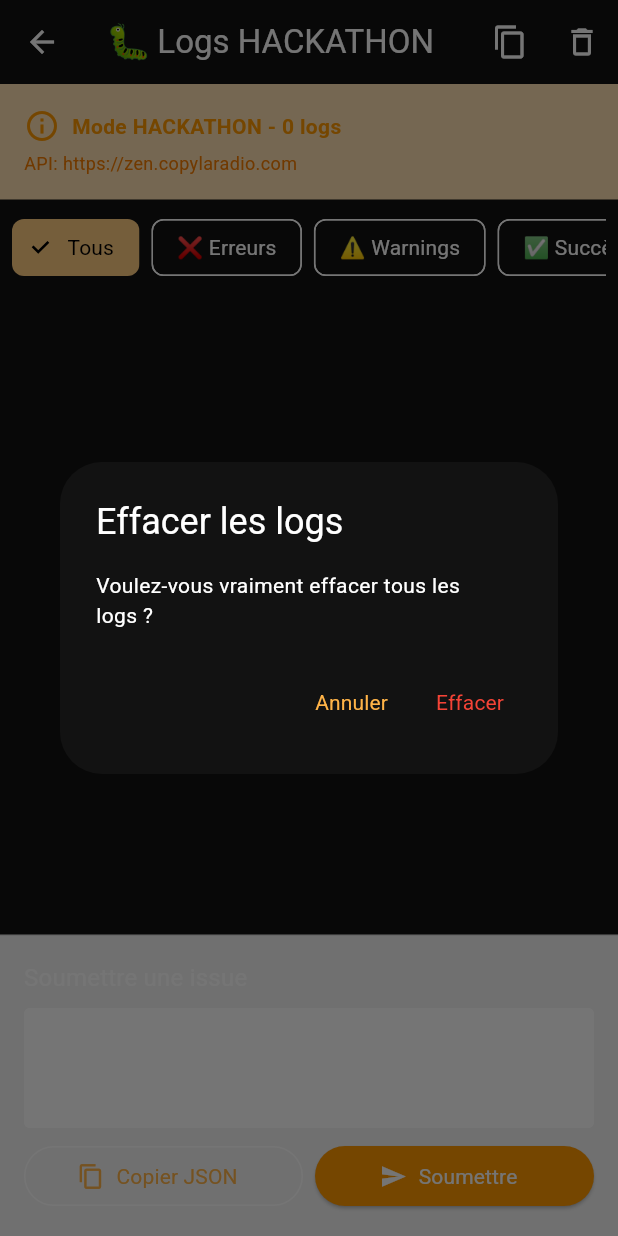
After one commit to papiche/troczen, a Flutter app: the LogsScreen screen opened directly, after a tap on the "delete outline" icon, on a phone screen of 412 x 824 dp. The commit adds this screen. Run offline on Flutter 3.47's test engine with Material 3 defaults, Android fonts, the phone set to English and light mode, and no system bars; our stand-ins replace audioplayers, cached_network_image, fl_chart, flutter_secure_storage, hex, image_picker and 2 more; missing offline and left inert: bech32, bip39, bs58, mobile_scanner, nfc_manager, pinenacl and 1 more; accounts and stored records are empty; network calls fail.

Commit message:
HACKATHON

````diff
--- /dev/null
+++ b/troczen/lib/screens/logs_screen.dart
@@ -0,0 +1,375 @@
+import 'package:flutter/material.dart';
+import 'package:flutter/services.dart';
+import '../services/logger_service.dart';
+import '../config/app_config.dart';
+
+/// Écran d'accès aux logs pour le mode HACKATHON
+/// Permet de visualiser, exporter et soumettre les logs à l'API
+class LogsScreen extends StatefulWidget {
+  const LogsScreen({super.key});
+
+  @override
+  State<LogsScreen> createState() => _LogsScreenState();
+}
+
+class _LogsScreenState extends State<LogsScreen> {
+  List<LogEntry> _logs = [];
+  String _selectedLevel = 'all';
+  bool _isSubmitting = false;
+  final TextEditingController _issueController = TextEditingController();
+
+  @override
+  void initState() {
+    super.initState();
+    _loadLogs();
+  }
+
+  void _loadLogs() {
+    setState(() {
+      if (_selectedLevel == 'all') {
+        _logs = Logger.getLogs();
+      } else {
+        _logs = Logger.getLogsByLevel(_selectedLevel);
+      }
+    });
+  }
+
+  Future<void> _copyLogsToClipboard() async {
+    final logsText = Logger.exportLogsText();
+    await Clipboard.setData(ClipboardData(text: logsText));
+    if (mounted) {
+      ScaffoldMessenger.of(context).showSnackBar(
+        const SnackBar(
+          content: Text('📋 Logs copiés dans le presse-papier'),
+          backgroundColor: Colors.green,
+        ),
+      );
+    }
+  }
+
+  Future<void> _submitLogsToApi() async {
+    if (_issueController.text.isEmpty) {
+      ScaffoldMessenger.of(context).showSnackBar(
+        const SnackBar(
+          content: Text('⚠️ Veuillez décrire l\'issue'),
+          backgroundColor: Colors.orange,
+        ),
+      );
+      return;
+    }
+
+    setState(() => _isSubmitting = true);
+
+    try {
+      final success = await Logger.submitLogsToApi(
+        issueDescription: _issueController.text,
+      );
+
+      if (mounted) {
+        if (success) {
+          ScaffoldMessenger.of(context).showSnackBar(
+            const SnackBar(
+              content: Text('✅ Logs soumis avec succès à l\'API'),
+              backgroundColor: Colors.green,
+            ),
+          );
+          _issueController.clear();
+        } else {
+          ScaffoldMessenger.of(context).showSnackBar(
+            const SnackBar(
+              content: Text('❌ Erreur lors de la soumission des logs'),
+              backgroundColor: Colors.red,
+            ),
+          );
+        }
+      }
+    } finally {
+      if (mounted) {
+        setState(() => _isSubmitting = false);
+      }
+    }
+  }
+
+  void _clearLogs() {
+    showDialog(
+      context: context,
+      builder: (context) => AlertDialog(
+        title: const Text('Effacer les logs'),
+        content: const Text('Voulez-vous vraiment effacer tous les logs ?'),
+        actions: [
+          TextButton(
+            onPressed: () => Navigator.pop(context),
+            child: const Text('Annuler'),
+          ),
+          TextButton(
+            onPressed: () {
+              Logger.clearLogs();
+              _loadLogs();
+              Navigator.pop(context);
+              ScaffoldMessenger.of(context).showSnackBar(
+                const SnackBar(
+                  content: Text('🗑️ Logs effacés'),
+                  backgroundColor: Colors.blue,
+                ),
+              );
+            },
+            child: const Text('Effacer', style: TextStyle(color: Colors.red)),
+          ),
+        ],
+      ),
+    );
+  }
+
+  @override
+  Widget build(BuildContext context) {
+    return Scaffold(
+      appBar: AppBar(
+        title: const Text('🐛 Logs HACKATHON'),
+        actions: [
+          IconButton(
+            icon: const Icon(Icons.copy),
+            tooltip: 'Copier les logs',
+            onPressed: _copyLogsToClipboard,
+          ),
+          IconButton(
+            icon: const Icon(Icons.delete_outline),
+            tooltip: 'Effacer les logs',
+            onPressed: _clearLogs,
+          ),
+        ],
+      ),
+      body: Column(
+        children: [
+          // En-tête info
+          Container(
+            width: double.infinity,
+            padding: const EdgeInsets.all(16),
+            color: Colors.orange.shade100,
+            child: Column(
+              crossAxisAlignment: CrossAxisAlignment.start,
+              children: [
+                Row(
+                  children: [
+                    const Icon(Icons.info_outline, color: Colors.orange),
+                    const SizedBox(width: 8),
+                    Text(
+                      'Mode HACKATHON - ${Logger.logCount} logs',
+                      style: const TextStyle(
+                        fontWeight: FontWeight.bold,
+                        color: Colors.orange,
+                      ),
+                    ),
+                  ],
+                ),
+                const SizedBox(height: 4),
+                Text(
+                  'API: ${AppConfig.defaultApiUrl}',
+                  style: TextStyle(
+                    fontSize: 12,
+                    color: Colors.orange.shade700,
+                  ),
+                ),
+              ],
+            ),
+          ),
+
+          // Filtres
+          Padding(
+            padding: const EdgeInsets.all(8),
+            child: SingleChildScrollView(
+              scrollDirection: Axis.horizontal,
+              child: Row(
+                children: [
+                  _buildFilterChip('all', 'Tous'),
+                  const SizedBox(width: 8),
+                  _buildFilterChip('error', '❌ Erreurs'),
+                  const SizedBox(width: 8),
+                  _buildFilterChip('warn', '⚠️ Warnings'),
+                  const SizedBox(width: 8),
+                  _buildFilterChip('success', '✅ Succès'),
+                  const SizedBox(width: 8),
+                  _buildFilterChip('info', 'ℹ️ Info'),
+                  const SizedBox(width: 8),
+                  _buildFilterChip('debug', '🔍 Debug'),
+                ],
+              ),
+            ),
+          ),
+
+          // Liste des logs
+          Expanded(
+            child: _logs.isEmpty
+                ? const Center(
+                    child: Text(
+                      'Aucun log à afficher',
+                      style: TextStyle(color: Colors.grey),
+                    ),
+                  )
+                : ListView.builder(
+                    itemCount: _logs.length,
+                    itemBuilder: (context, index) {
+                      final log = _logs[_logs.length - 1 - index]; // Inverser l'ordre
+                      return _buildLogTile(log);
+                    },
+                  ),
+          ),
+
+          // Zone de soumission
+          Container(
+            padding: const EdgeInsets.all(16),
+            decoration: BoxDecoration(
+              color: Colors.grey.shade100,
+              border: Border(
+                top: BorderSide(color: Colors.grey.shade300),
+              ),
+            ),
+            child: Column(
+              crossAxisAlignment: CrossAxisAlignment.stretch,
+              children: [
+                Text(
+                  'Soumettre une issue',
+                  style: Theme.of(context).textTheme.titleMedium,
+                ),
+                const SizedBox(height: 8),
+                TextField(
+                  controller: _issueController,
+                  decoration: const InputDecoration(
+                    hintText: 'Décrivez le problème rencontré...',
+                    border: OutlineInputBorder(),
+                    filled: true,
+                    fillColor: Colors.white,
+                  ),
+                  maxLines: 2,
+                ),
+                const SizedBox(height: 8),
+                Row(
+                  children: [
+                    Expanded(
+                      child: OutlinedButton.icon(
+                        onPressed: _copyLogsToClipboard,
+                        icon: const Icon(Icons.copy),
+                        label: const Text('Copier JSON'),
+                      ),
+                    ),
+                    const SizedBox(width: 8),
+                    Expanded(
+                      child: ElevatedButton.icon(
+                        onPressed: _isSubmitting ? null : _submitLogsToApi,
+                        icon: _isSubmitting
+                            ? const SizedBox(
+                                width: 16,
+                                height: 16,
+                                child: CircularProgressIndicator(
+                                  strokeWidth: 2,
+                                  color: Colors.white,
+                                ),
+                              )
+                            : const Icon(Icons.send),
+                        label: Text(_isSubmitting ? 'Envoi...' : 'Soumettre'),
+                        style: ElevatedButton.styleFrom(
+                          backgroundColor: Colors.orange,
+                          foregroundColor: Colors.white,
+                        ),
+                      ),
+                    ),
+                  ],
+                ),
+              ],
+            ),
+          ),
+        ],
+      ),
+    );
+  }
+
+  Widget _buildFilterChip(String level, String label) {
+    final isSelected = _selectedLevel == level;
+    return FilterChip(
+      label: Text(label),
+      selected: isSelected,
+      onSelected: (selected) {
+        setState(() {
+          _selectedLevel = level;
+          _loadLogs();
+        });
+      },
+      selectedColor: Colors.orange.shade200,
+    );
+  }
+
+  Widget _buildLogTile(LogEntry log) {
+    Color bgColor;
+    switch (log.level) {
+      case 'error':
+        bgColor = Colors.red.shade50;
+        break;
+      case 'warn':
+        bgColor = Colors.orange.shade50;
+        break;
+      case 'success':
+        bgColor = Colors.green.shade50;
+        break;
+      case 'info':
+        bgColor = Colors.blue.shade50;
+        break;
+      default:
+        bgColor = Colors.grey.shade50;
+    }
+
+    return Container(
+      margin: const EdgeInsets.symmetric(horizontal: 8, vertical: 2),
+      padding: const EdgeInsets.all(8),
+      decoration: BoxDecoration(
+        color: bgColor,
+        borderRadius: BorderRadius.circular(4),
+        border: Border.all(color: Colors.grey.shade300),
+      ),
+      child: Column(
+        crossAxisAlignment: CrossAxisAlignment.start,
+        children: [
+          Row(
+            children: [
+              Text(
+                log.timestamp.toIso8601String().split('T').last,
+                style: TextStyle(
+                  fontSize: 10,
+                  color: Colors.grey.shade600,
+                  fontFamily: 'monospace',
+                ),
+              ),
+              const SizedBox(width: 8),
+              Container(
+                padding: const EdgeInsets.symmetric(horizontal: 4, vertical: 1),
+                decoration: BoxDecoration(
+                  color: Colors.grey.shade300,
+                  borderRadius: BorderRadius.circular(2),
+                ),
+                child: Text(
+                  log.tag,
+                  style: const TextStyle(
+                    fontSize: 10,
+                    fontWeight: FontWeight.bold,
+                  ),
+                ),
+              ),
+            ],
+          ),
+          const SizedBox(height: 4),
+          Text(
+            log.message,
+            style: const TextStyle(
+              fontSize: 12,
+              fontFamily: 'monospace',
+            ),
+          ),
+        ],
+      ),
+    );
+  }
+
+  @override
+  void dispose() {
+    _issueController.dispose();
+    super.dispose();
+  }
+}
--- a/troczen/lib/services/logger_service.dart
+++ b/troczen/lib/services/logger_service.dart
@@ -1,12 +1,29 @@
+import 'dart:convert';
 import 'package:flutter/foundation.dart';
 import 'storage_service.dart';
+import 'feedback_service.dart';
 
 /// Service de log centralisé qui conditionne l'affichage des logs
 /// au mode DEBUG (marché "HACKATHON") ou au mode debug Flutter.
+///
+/// En mode HACKATHON:
+/// - Les logs sont stockés en mémoire pour export ultérieur
+/// - Un accès facile aux logs est disponible via getLogs() et exportLogs()
+/// - Les logs peuvent être transmis via /api/feedback pour soumission d'issues
 class Logger {
   static final StorageService _storage = StorageService();
+  static final FeedbackService _feedbackService = FeedbackService(
+    baseUrl: 'https://zen.copylaradio.com',
+  );
+
   static bool _isDebugMode = false;
   static bool _initialized = false;
+
+  /// Buffer circulaire pour stocker les logs en mode HACKATHON
+  static final List<LogEntry> _logBuffer = [];
+
+  /// Taille maximale du buffer de logs (en nombre d'entrées)
+  static const int _maxBufferSize = 1000;
 
   /// Vérifie si le mode HACKATHON est actif
   /// Doit être appelé au démarrage de l'application ou dans les vues principales
@@ -20,6 +37,8 @@ class Logger {
 
       if (_isDebugMode) {
         debugPrint('🐛 MODE DEBUG ACTIVÉ (Marché: HACKATHON) 🐛');
+        debugPrint('📋 Les logs sont stockés en mémoire et peuvent être exportés');
+        _addLog('SYSTEM', 'Mode HACKATHON activé - Logs en mémoire activés', 'info');
       }
     } catch (e) {
       // En cas d'erreur, on reste en mode non-debug
@@ -33,6 +52,7 @@ class Logger {
     _initialized = true;
     if (enabled) {
       debugPrint('🐛 MODE DEBUG FORCÉ 🐛');
+      _addLog('SYSTEM', 'Mode debug forcé', 'info');
     }
   }
 
@@ -40,16 +60,136 @@ class Logger {
   static void reset() {
     _isDebugMode = false;
     _initialized = false;
+    _logBuffer.clear();
   }
 
   /// Vérifie si le mode debug est actif
   static bool get isDebugMode => _isDebugMode || kDebugMode;
+
+  /// Retourne le nombre de logs stockés
+  static int get logCount => _logBuffer.length;
+
+  /// Retourne tous les logs stockés
+  static List<LogEntry> getLogs() => List.unmodifiable(_logBuffer);
+
+  /// Retourne les logs filtrés par niveau
+  static List<LogEntry> getLogsByLevel(String level) {
+    return _logBuffer.where((log) => log.level == level).toList();
+  }
+
+  /// Retourne les logs filtrés par tag
+  static List<LogEntry> getLogsByTag(String tag) {
+    return _logBuffer.where((log) => log.tag == tag).toList();
+  }
+
+  /// Exporte les logs au format JSON
+  static String exportLogsJson() {
+    final logs = _logBuffer.map((log) => log.toJson()).toList();
+    return jsonEncode({
+      'exportTime': DateTime.now().toIso8601String(),
+      'hackathonMode': _isDebugMode,
+      'logCount': logs.length,
+      'logs': logs,
+    });
+  }
+
+  /// Exporte les logs au format texte lisible
+  static String exportLogsText() {
+    final buffer = StringBuffer();
+    buffer.writeln('=== TROCZEN LOG EXPORT ===');
+    buffer.writeln('Export Time: ${DateTime.now().toIso8601String()}');
+    buffer.writeln('Hackathon Mode: $_isDebugMode');
+    buffer.writeln('Log Count: ${_logBuffer.length}');
+    buffer.writeln('==========================');
+    buffer.writeln();
+
+    for (final log in _logBuffer) {
+      buffer.writeln(log.toString());
+    }
+
+    return buffer.toString();
+  }
+
+  /// Transmet les logs à l'API pour soumission d'issue via /api/feedback
+  /// Utilise le FeedbackService existant pour créer une issue GitHub
+  /// Retourne true si la transmission a réussi
+  static Future<bool> submitLogsToApi({String? issueDescription}) async {
+    if (!_isDebugMode) {
+      warn('Logger', 'Tentative de soumission de logs hors mode HACKATHON');
+      return false;
+    }
+
+    try {
+      // Construire la description avec les logs
+      final logsPreview = _logBuffer.take(50).toList();
+      final logsText = logsPreview.map((log) => log.toString()).join('\n');
+
+      final fullDescription = '''$issueDescription
+
+---
+### Logs récents (${_logBuffer.length} au total)
+
+```
+$logsText
+${_logBuffer.length > 50 ? '\n... et ${_logBuffer.length - 50} logs supplémentaires' : ''}
+```
+
+---
+*Soumis depuis le mode HACKATHON de TrocZen*
+''';
+
+      // Utiliser le FeedbackService existant
+      final result = await _feedbackService.reportBug(
+        title: '[HACKATHON] Issue avec logs',
+        description: fullDescription,
+        appVersion: '1.0.9',
+        platform: defaultTargetPlatform.name,
+      );
+
+      if (result.success) {
+        success('Logger', 'Logs transmis avec succès - Issue #${result.issueNumber}');
+        return true;
+      } else {
+        error('Logger', 'Échec de transmission des logs', result.error);
+        return false;
+      }
+    } catch (e) {
+      error('Logger', 'Erreur lors de la transmission des logs', e);
+      return false;
+    }
+  }
+
+  /// Efface le buffer de logs
+  static void clearLogs() {
+    _logBuffer.clear();
+    log('Logger', 'Buffer de logs effacé');
+  }
+
+  /// Ajoute un log au buffer (mode HACKATHON uniquement)
+  static void _addLog(String tag, String message, String level) {
+    if (!_isDebugMode) return;
+
+    final entry = LogEntry(
+      timestamp: DateTime.now(),
+      tag: tag,
+      message: message,
+      level: level,
+    );
+
+    // Gestion du buffer circulaire
+    if (_logBuffer.length >= _maxBufferSize) {
+      _logBuffer.removeAt(0);
+    }
+
+    _logBuffer.add(entry);
+  }
 
   /// Log standard - affiché uniquement en mode debug
   static void log(String tag, String message) {
     if (_isDebugMode || kDebugMode) {
       final time = DateTime.now().toIso8601String().split('T').last;
       debugPrint('[$time][$tag] $message');
+      _addLog(tag, message, 'log');
     }
   }
 
@@ -58,12 +198,14 @@ class Logger {
     final time = DateTime.now().toIso8601String().split('T').last;
     final errorMsg = error != null ? ' | Error: $error' : '';
     debugPrint('❌ [$time][$tag] $message$errorMsg');
+    _addLog(tag, '$message$errorMsg', 'error');
   }
 
   /// Log d'avertissement - toujours affiché
   static void warn(String tag, String message) {
     final time = DateTime.now().toIso8601String().split('T').last;
     debugPrint('⚠️ [$time][$tag] $message');
+    _addLog(tag, message, 'warn');
   }
 
   /// Log de succès - affiché uniquement en mode debug
@@ -71,6 +213,7 @@ class Logger {
     if (_isDebugMode || kDebugMode) {
       final time = DateTime.now().toIso8601String().split('T').last;
       debugPrint('✅ [$time][$tag] $message');
+      _addLog(tag, message, 'success');
     }
   }
 
@@ -79,6 +222,7 @@ class Logger {
     if (_isDebugMode || kDebugMode) {
       final time = DateTime.now().toIso8601String().split('T').last;
       debugPrint('ℹ️ [$time][$tag] $message');
+      _addLog(tag, message, 'info');
     }
   }
 
@@ -87,6 +231,54 @@ class Logger {
     if (_isDebugMode || kDebugMode) {
       final time = DateTime.now().toIso8601String().split('T').last;
       debugPrint('🔍 [$time][$tag] $message');
+      _addLog(tag, message, 'debug');
     }
   }
 }
+
+/// Entrée de log individuelle
+class LogEntry {
+  final DateTime timestamp;
+  final String tag;
+  final String message;
+  final String level; // log, error, warn, success, info, debug
+
+  const LogEntry({
+    required this.timestamp,
+    required this.tag,
+    required this.message,
+    required this.level,
+  });
+
+  Map<String, dynamic> toJson() => {
+    'timestamp': timestamp.toIso8601String(),
+    'tag': tag,
+    'message': message,
+    'level': level,
+  };
+
+  factory LogEntry.fromJson(Map<String, dynamic> json) => LogEntry(
+    timestamp: DateTime.parse(json['timestamp']),
+    tag: json['tag'],
+    message: json['message'],
+    level: json['level'],
+  );
+
+  @override
+  String toString() {
+    final time = timestamp.toIso8601String().split('T').last;
+    final icon = _getIcon();
+    return '$icon [$time][$tag] $message';
+  }
+
+  String _getIcon() {
+    switch (level) {
+      case 'error': return '❌';
+      case 'warn': return '⚠️';
+      case 'success': return '✅';
+      case 'info': return 'ℹ️';
+      case 'debug': return '🔍';
+      default: return '📝';
+    }
+  }
+}
````
Also changed, not shown: troczen/lib/main.dart (+7 -1 lines), troczen/lib/screens/settings_screen.dart (+49 -0 lines), troczen/lib/services/crypto_service.dart (+10 -3 lines), troczen/lib/services/storage_service.dart (+28 -5 lines).
